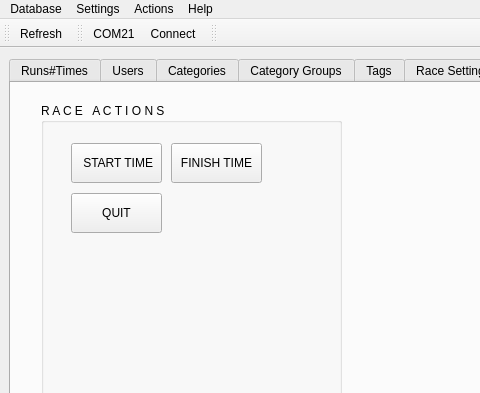
Above: Aplikace_1_0/Qt_designer/ewitis_qt_template_v1_xx.ui from meloun/ew_aplikace before the change; both pictures show x 0 to 480 and y 0 to 393 of the 1054 by 582 pixel window. Below: the same form after it.
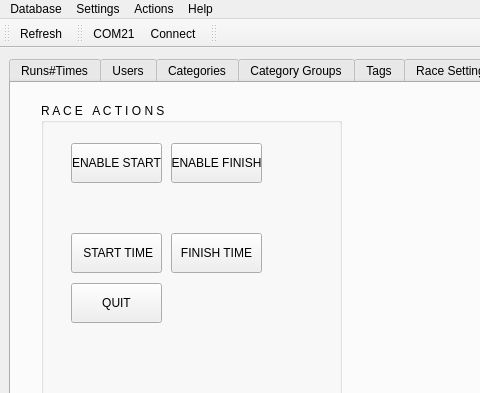
That is the form after the change. The open tabs and pages were chosen to show the change. Icons and pictures are not drawn.

Commit message: tlačítka enable startime a finishtime

```diff
--- a/Aplikace_1_0/Qt_designer/ewitis_qt_template_v1_xx.ui
+++ b/Aplikace_1_0/Qt_designer/ewitis_qt_template_v1_xx.ui
@@ -2092,7 +2092,7 @@
          <property name="geometry">
           <rect>
            <x>30</x>
-           <y>90</y>
+           <y>180</y>
            <width>91</width>
            <height>40</height>
           </rect>
@@ -2105,7 +2105,7 @@
          <property name="geometry">
           <rect>
            <x>30</x>
-           <y>40</y>
+           <y>130</y>
            <width>91</width>
            <height>40</height>
           </rect>
@@ -2118,7 +2118,7 @@
          <property name="geometry">
           <rect>
            <x>130</x>
-           <y>40</y>
+           <y>130</y>
            <width>91</width>
            <height>40</height>
           </rect>
@@ -2127,6 +2127,32 @@
           <string>FINISH TIME</string>
          </property>
         </widget>
+        <widget class="QPushButton" name="pushEnableStartcell">
+         <property name="geometry">
+          <rect>
+           <x>30</x>
+           <y>40</y>
+           <width>91</width>
+           <height>40</height>
+          </rect>
+         </property>
+         <property name="text">
+          <string>ENABLE START</string>
+         </property>
+        </widget>
+        <widget class="QPushButton" name="pushEnableFinishcell">
+         <property name="geometry">
+          <rect>
+           <x>130</x>
+           <y>40</y>
+           <width>91</width>
+           <height>40</height>
+          </rect>
+         </property>
+         <property name="text">
+          <string>ENABLE FINISH</string>
+         </property>
+        </widget>
        </widget>
       </widget>
       <widget class="QWidget" name="tabTerminal">
```
The commit also changes 7 other files.
